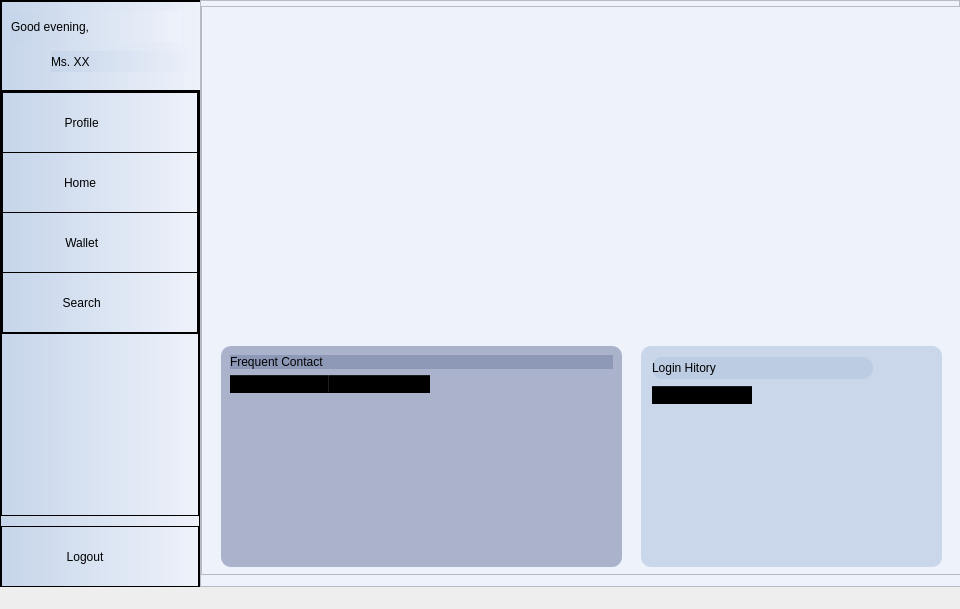
Qt form p_main.ui (jiarui0000/COMP3278) before a commit.
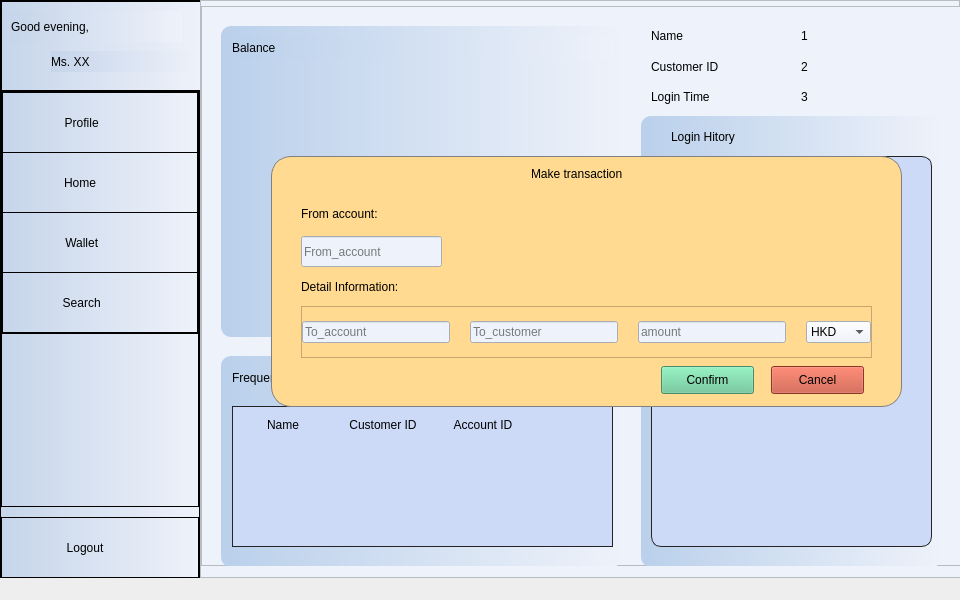
The same form after that commit. The open tabs and pages were chosen to show the change. Icons and pictures are not drawn.

What changed in the file:
```diff
--- a/p_main.ui
+++ b/p_main.ui
@@ -7,7 +7,7 @@
     <x>0</x>
     <y>0</y>
     <width>960</width>
-    <height>609</height>
+    <height>600</height>
    </rect>
   </property>
   <property name="minimumSize">
@@ -1246,13 +1246,15 @@
               <property name="geometry">
                <rect>
                 <x>440</x>
-                <y>340</y>
+                <y>110</y>
                 <width>301</width>
-                <height>221</height>
+                <height>451</height>
                </rect>
               </property>
               <property name="styleSheet">
-               <string notr="true">background-color: rgb(176, 196, 222, 150);
+               <string notr="true">
+background-color: qlineargradient(spread:pad, x1:0, y1:0, x2:1, y2:0, stop:0 rgba(186, 208, 235, 255), stop:1 rgba(238, 242, 250, 255));
+
 border-radius:10px;</string>
               </property>
               <property name="frameShape">
@@ -1264,14 +1266,14 @@
               <widget class="QLabel" name="label_7">
                <property name="geometry">
                 <rect>
-                 <x>11</x>
-                 <y>11</y>
-                 <width>221</width>
+                 <x>30</x>
+                 <y>10</y>
+                 <width>251</width>
                  <height>22</height>
                 </rect>
                </property>
                <property name="styleSheet">
-                <string notr="true"/>
+                <string notr="true">background:transparent</string>
                </property>
                <property name="text">
                 <string>Login Hitory</string>
@@ -1280,24 +1282,59 @@
               <widget class="QTableWidget" name="tableWidget_login">
                <property name="geometry">
                 <rect>
-                 <x>11</x>
+                 <x>10</x>
                  <y>40</y>
-                 <width>219</width>
-                 <height>171</height>
+                 <width>281</width>
+                 <height>391</height>
                 </rect>
                </property>
                <property name="maximumSize">
                 <size>
                  <width>16777215</width>
-                 <height>200</height>
+                 <height>16777215</height>
                 </size>
                </property>
                <property name="styleSheet">
-                <string notr="true">background-color: rgba(191, 200, 234, 0);</string>
+                <string notr="true">
+
+QHeaderView                   
+{
+    background:transparent;
+    
+
+}
+QHeaderView::section          
+{	             
+    background-color:rgb(204, 217, 247); 
+    border:none;				
+	text-align:center;             
+    min-height:35px;               
+    max-height:35px;               
+    margin-left:0px;              
+    padding-left:0px;
+	border: 0px solid;      
+}
+QTableWidget{
+
+background:rgb(204, 217, 247); 
+border:1px solid #242424;
+gridline-color:#242424;
+selection-color:#242424;
+selection-background-color:rgb(204, 217, 247);
+}
+QTableCornerButton::section {
+background-color:rgb(204, 217, 247);
+}</string>
                </property>
                <property name="lineWidth">
                 <number>0</number>
                </property>
+               <property name="horizontalScrollBarPolicy">
+                <enum>Qt::ScrollBarAlwaysOff</enum>
+               </property>
+               <property name="cornerButtonEnabled">
+                <bool>false</bool>
+               </property>
                <property name="rowCount">
                 <number>0</number>
                </property>
@@ -1306,22 +1343,154 @@
                  <string>Date</string>
                 </property>
                </column>
+               <column>
+                <property name="text">
+                 <string>Time</string>
+                </property>
+               </column>
               </widget>
              </widget>
              <widget class="QFrame" name="frame_11">
               <property name="geometry">
                <rect>
                 <x>20</x>
-                <y>340</y>
+                <y>350</y>
                 <width>401</width>
-                <height>221</height>
+                <height>211</height>
+               </rect>
+              </property>
+              <property name="styleSheet">
+               <string notr="true">QFrame#frame_11{border-radius:10px;
+
+background-color: qlineargradient(spread:pad, x1:0, y1:0, x2:1, y2:0, stop:0 rgba(186, 208, 235, 255), stop:1 rgba(238, 242, 250, 255));
+}</string>
+              </property>
+              <property name="frameShape">
+               <enum>QFrame::StyledPanel</enum>
+              </property>
+              <property name="frameShadow">
+               <enum>QFrame::Raised</enum>
+              </property>
+              <widget class="QLabel" name="label_6">
+               <property name="geometry">
+                <rect>
+                 <x>11</x>
+                 <y>11</y>
+                 <width>371</width>
+                 <height>22</height>
+                </rect>
+               </property>
+               <property name="styleSheet">
+                <string notr="true">background:transparent</string>
+               </property>
+               <property name="text">
+                <string>Frequent Contact</string>
+               </property>
+              </widget>
+              <widget class="QTableWidget" name="tableWidget_recentContect">
+               <property name="geometry">
+                <rect>
+                 <x>11</x>
+                 <y>50</y>
+                 <width>381</width>
+                 <height>141</height>
+                </rect>
+               </property>
+               <property name="maximumSize">
+                <size>
+                 <width>16777215</width>
+                 <height>200</height>
+                </size>
+               </property>
+               <property name="styleSheet">
+                <string notr="true">
+
+QHeaderView                   
+{
+    background:transparent;
+    
+
+}
+QHeaderView::section          
+{	             
+    background-color:rgb(204, 217, 247);;         
+    border:none;				
+	text-align:center;             
+    min-height:35px;               
+    max-height:35px;               
+    margin-left:0px;              
+    padding-left:0px;
+	border: 0px solid;      
+}
+QTableWidget{
+
+background:rgb(204, 217, 247);
+border:1px solid #242424;
+gridline-color:#242424;
+selection-color:#242424;
+selection-background-color:rgb(204, 217, 247);
+
+}
+QTableCornerButton::section {
+background-color:rgb(204, 217, 247);
+}</string>
+               </property>
+               <property name="horizontalScrollBarPolicy">
+                <enum>Qt::ScrollBarAlwaysOff</enum>
+               </property>
+               <property name="selectionBehavior">
+                <enum>QAbstractItemView::SelectRows</enum>
+               </property>
+               <property name="cornerButtonEnabled">
+                <bool>false</bool>
+               </property>
+               <column>
+                <property name="text">
+                 <string>Name</string>
+                </property>
+               </column>
+               <column>
+                <property name="text">
+                 <string>Customer ID</string>
+                </property>
+               </column>
+               <column>
+                <property name="text">
+                 <string>Account ID</string>
+                </property>
+               </column>
+              </widget>
+              <widget class="QPushButton" name="pushButton_qt">
+               <property name="geometry">
+                <rect>
+                 <x>260</x>
+                 <y>10</y>
+                 <width>131</width>
+                 <height>28</height>
+                </rect>
+               </property>
+               <property name="styleSheet">
+                <string notr="true">background-color: rgb(98, 197, 146);</string>
+               </property>
+               <property name="text">
+                <string>Quick transfer</string>
+               </property>
+              </widget>
+             </widget>
+             <widget class="QFrame" name="frame_13">
+              <property name="geometry">
+               <rect>
+                <x>20</x>
+                <y>20</y>
+                <width>401</width>
+                <height>311</height>
                </rect>
               </property>
               <property name="styleSheet">
                <string notr="true">border-radius:10px;
-background-color: rgb(191, 200, 234);
-background-color: rgba(191, 200, 234, 150);
-background-color: rgba(123, 134, 170, 150);</string>
+
+background-color: qlineargradient(spread:pad, x1:0, y1:0, x2:1, y2:0, stop:0 rgba(186, 208, 235, 255), stop:1 rgba(238, 242, 250, 255));
+</string>
               </property>
               <property name="frameShape">
                <enum>QFrame::StyledPanel</enum>
@@ -1329,41 +1498,333 @@
               <property name="frameShadow">
                <enum>QFrame::Raised</enum>
               </property>
-              <layout class="QVBoxLayout" name="verticalLayout_7">
-               <item>
-                <widget class="QLabel" name="label_6">
-                 <property name="styleSheet">
-                  <string notr="true"/>
-                 </property>
-                 <property name="text">
-                  <string>Frequent Contact</string>
-                 </property>
-                </widget>
-               </item>
-               <item>
-                <widget class="QTableWidget" name="tableWidget_recentContect">
-                 <property name="maximumSize">
-                  <size>
-                   <width>16777215</width>
-                   <height>200</height>
-                  </size>
-                 </property>
-                 <property name="styleSheet">
-                  <string notr="true">background-color: rgba(191, 200, 234, 0);</string>
-                 </property>
-                 <column>
+              <widget class="QLabel" name="label_28">
+               <property name="geometry">
+                <rect>
+                 <x>11</x>
+                 <y>11</y>
+                 <width>381</width>
+                 <height>22</height>
+                </rect>
+               </property>
+               <property name="styleSheet">
+                <string notr="true"/>
+               </property>
+               <property name="text">
+                <string>Balance</string>
+               </property>
+              </widget>
+              <widget class="QFrame" name="frame_9">
+               <property name="geometry">
+                <rect>
+                 <x>10</x>
+                 <y>40</y>
+                 <width>381</width>
+                 <height>261</height>
+                </rect>
+               </property>
+               <property name="styleSheet">
+                <string notr="true">background:transparent;</string>
+               </property>
+               <property name="frameShape">
+                <enum>QFrame::StyledPanel</enum>
+               </property>
+               <property name="frameShadow">
+                <enum>QFrame::Raised</enum>
+               </property>
+               <widget class="QLabel" name="label_image">
+                <property name="geometry">
+                 <rect>
+                  <x>0</x>
+                  <y>0</y>
+                  <width>381</width>
+                  <height>261</height>
+                 </rect>
+                </property>
+                <property name="text">
+                 <string> </string>
+                </property>
+               </widget>
+              </widget>
+             </widget>
+             <widget class="QLabel" name="label_29">
+              <property name="geometry">
+               <rect>
+                <x>450</x>
+                <y>80</y>
+                <width>101</width>
+                <height>21</height>
+               </rect>
+              </property>
+              <property name="text">
+               <string>Login Time</string>
+              </property>
+             </widget>
+             <widget class="QLabel" name="label_logintime">
+              <property name="geometry">
+               <rect>
+                <x>600</x>
+                <y>80</y>
+                <width>121</width>
+                <height>21</height>
+               </rect>
+              </property>
+              <property name="text">
+               <string>3</string>
+              </property>
+             </widget>
+             <widget class="QLabel" name="label_30">
+              <property name="geometry">
+               <rect>
+                <x>450</x>
+                <y>50</y>
+                <width>101</width>
+                <height>21</height>
+               </rect>
+              </property>
+              <property name="text">
+               <string>Customer ID</string>
+              </property>
+             </widget>
+             <widget class="QLabel" name="label_loginid">
+              <property name="geometry">
+               <rect>
+                <x>600</x>
+                <y>50</y>
+                <width>131</width>
+                <height>21</height>
+               </rect>
+              </property>
+              <property name="text">
+               <string>2</string>
+              </property>
+             </widget>
+             <widget class="QLabel" name="label_31">
+              <property name="geometry">
+               <rect>
+                <x>450</x>
+                <y>20</y>
+                <width>101</width>
+                <height>20</height>
+               </rect>
+              </property>
+              <property name="text">
+               <string>Name</string>
+              </property>
+             </widget>
+             <widget class="QLabel" name="label_loginname">
+              <property name="geometry">
+               <rect>
+                <x>600</x>
+                <y>20</y>
+                <width>151</width>
+                <height>20</height>
+               </rect>
+              </property>
+              <property name="text">
+               <string>1</string>
+              </property>
+             </widget>
+             <widget class="QFrame" name="frame_maketransaction_2">
+              <property name="geometry">
+               <rect>
+                <x>70</x>
+                <y>150</y>
+                <width>631</width>
+                <height>251</height>
+               </rect>
+              </property>
+              <property name="styleSheet">
+               <string notr="true">QFrame#frame_maketransaction_2{border:1px solid gray;
+border-radius:20px;
+background-color:rgb(255, 218, 144)
+}</string>
+              </property>
+              <property name="frameShape">
+               <enum>QFrame::StyledPanel</enum>
+              </property>
+              <property name="frameShadow">
+               <enum>QFrame::Raised</enum>
+              </property>
+              <widget class="QPushButton" name="pushButton_cancel_4">
+               <property name="geometry">
+                <rect>
+                 <x>500</x>
+                 <y>210</y>
+                 <width>93</width>
+                 <height>28</height>
+                </rect>
+               </property>
+               <property name="styleSheet">
+                <string notr="true">background-color: rgb(197, 75, 53);</string>
+               </property>
+               <property name="text">
+                <string>Cancel</string>
+               </property>
+              </widget>
+              <widget class="QLineEdit" name="lineEdit_From_account_4">
+               <property name="geometry">
+                <rect>
+                 <x>30</x>
+                 <y>80</y>
+                 <width>141</width>
+                 <height>31</height>
+                </rect>
+               </property>
+               <property name="styleSheet">
+                <string notr="true">font:rgb(140, 148, 148)</string>
+               </property>
+               <property name="text">
+                <string/>
+               </property>
+               <property name="placeholderText">
+                <string>From_account</string>
+               </property>
+              </widget>
+              <widget class="QLabel" name="label_41">
+               <property name="geometry">
+                <rect>
+                 <x>30</x>
+                 <y>50</y>
+                 <width>131</width>
+                 <height>16</height>
+                </rect>
+               </property>
+               <property name="styleSheet">
+                <string notr="true">background-color:rgb(255, 218, 144)</string>
+               </property>
+               <property name="text">
+                <string>From account:</string>
+               </property>
+              </widget>
+              <widget class="QLabel" name="label_42">
+               <property name="geometry">
+                <rect>
+                 <x>30</x>
+                 <y>120</y>
+                 <width>171</width>
+                 <height>21</height>
+                </rect>
+               </property>
+               <property name="styleSheet">
+                <string notr="true">background-color:rgb(255, 218, 144)</string>
+               </property>
+               <property name="text">
+                <string>Detail Information:</string>
+               </property>
+              </widget>
+              <widget class="QFrame" name="frame_32">
+               <property name="geometry">
+                <rect>
+                 <x>30</x>
+                 <y>150</y>
+                 <width>571</width>
+                 <height>52</height>
+                </rect>
+               </property>
+               <property name="styleSheet">
+                <string notr="true">QFrame#frame_32{background-color:rgb(255, 218, 144)}</string>
+               </property>
+               <property name="frameShape">
+                <enum>QFrame::StyledPanel</enum>
+               </property>
+               <property name="frameShadow">
+                <enum>QFrame::Raised</enum>
+               </property>
+               <layout class="QHBoxLayout" name="horizontalLayout_12">
+                <property name="spacing">
+                 <number>20</number>
+                </property>
+                <property name="leftMargin">
+                 <number>0</number>
+                </property>
+                <property name="topMargin">
+                 <number>0</number>
+                </property>
+                <property name="rightMargin">
+                 <number>0</number>
+                </property>
+                <property name="bottomMargin">
+                 <number>0</number>
+                </property>
+                <item>
+                 <widget class="QLineEdit" name="lineEdit_To_account_4">
                   <property name="text">
-                   <string>Name</string>
+                   <string/>
                   </property>
-                 </column>
-                 <column>
+                  <property name="placeholderText">
+                   <string>To_account</string>
+                  </property>
+                 </widget>
+                </item>
+                <item>
+                 <widget class="QLineEdit" name="lineEdit_To_customer_4">
                   <property name="text">
-                   <string>Account ID</string>
+                   <string/>
                   </property>
-                 </column>
-                </widget>
-               </item>
-              </layout>
+                  <property name="placeholderText">
+                   <string>To_customer</string>
+                  </property>
+                 </widget>
+                </item>
+                <item>
+                 <widget class="QLineEdit" name="lineEdit_amount_4">
+                  <property name="text">
+                   <string/>
+                  </property>
+                  <property name="placeholderText">
+                   <string>amount</string>
+                  </property>
+                 </widget>
+                </item>
+                <item>
+                 <widget class="QComboBox" name="comboBox_ttype_4">
+                  <item>
+                   <property name="text">
+                    <string>HKD</string>
+                   </property>
+                  </item>
+                  <item>
+                   <property name="text">
+                    <string>Pound</string>
+                   </property>
+                  </item>
+                 </widget>
+                </item>
+               </layout>
+              </widget>
+              <widget class="QPushButton" name="pushButton_make2_4">
+               <property name="geometry">
+                <rect>
+                 <x>390</x>
+                 <y>210</y>
+                 <width>93</width>
+                 <height>28</height>
+                </rect>
+               </property>
+               <property name="styleSheet">
+                <string notr="true">background-color: rgb(98, 197, 146);</string>
+               </property>
+               <property name="text">
+                <string>Confirm</string>
+               </property>
+              </widget>
+              <widget class="QLabel" name="label_43">
+               <property name="geometry">
+                <rect>
+                 <x>260</x>
+                 <y>10</y>
+                 <width>161</width>
+                 <height>16</height>
+                </rect>
+               </property>
+               <property name="styleSheet">
+                <string notr="true">background-color:rgb(255, 218, 144)</string>
+               </property>
+               <property name="text">
+                <string>Make transaction</string>
+               </property>
+              </widget>
              </widget>
             </widget>
            </item>
```
Left out of the diff: 138 changed lines with no effect on the pictures.
